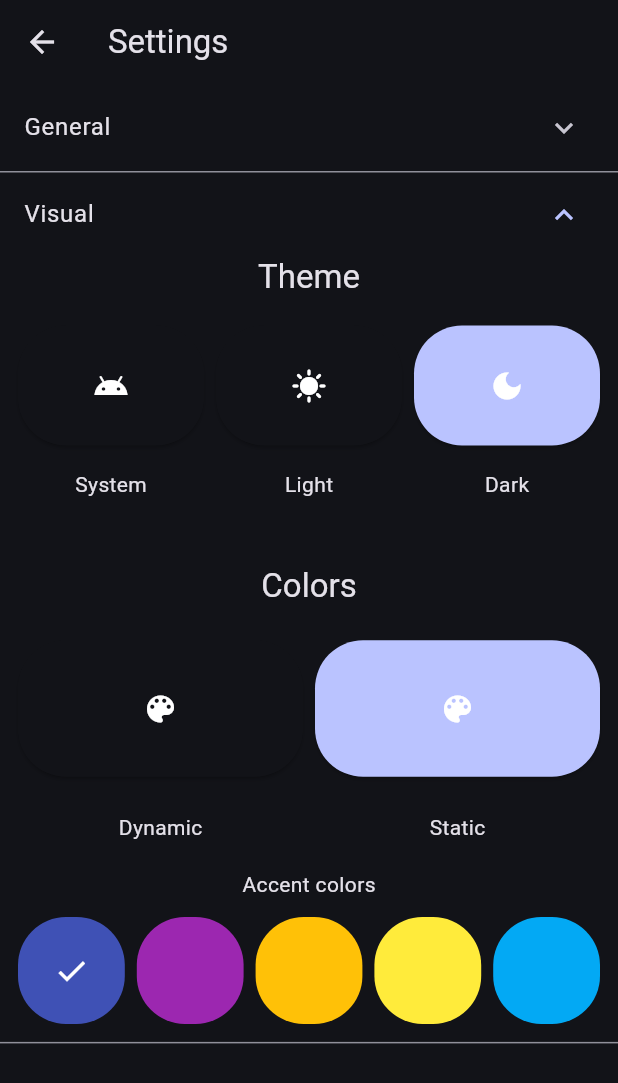
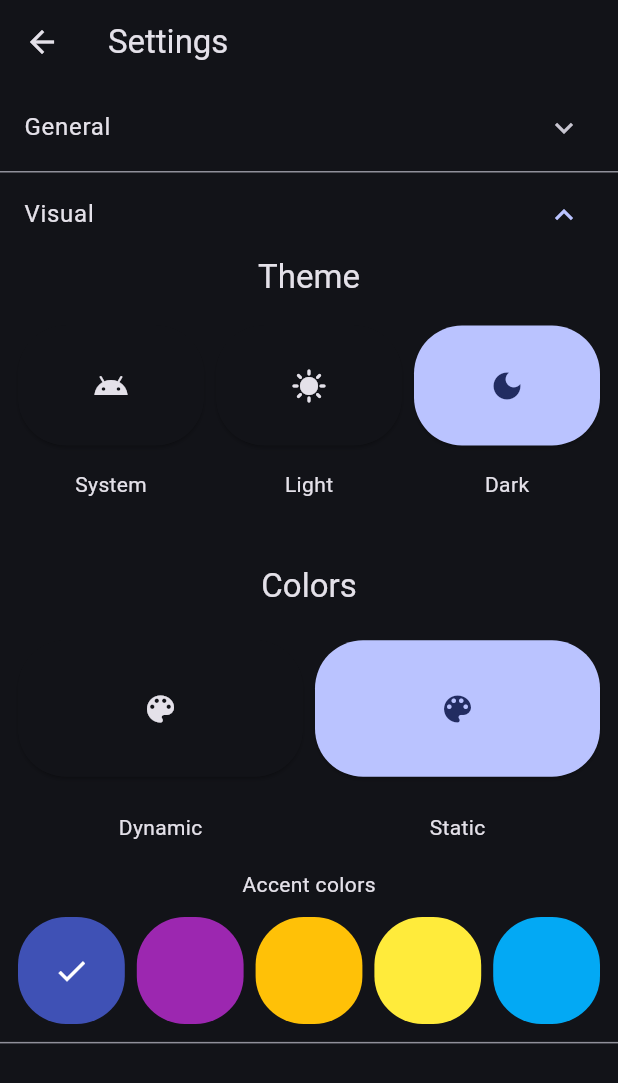
Before and after one commit to azpantic/flutter_mobile_application_template, a Flutter app: the SettingsSubpage screen opened by its route, after a tap on "Visual", on a phone screen of 412 x 824 dp. Shown: the top 1083 px of the screen. Run offline on Flutter 3.47's test engine with Material 2 defaults, Android fonts, the phone set to English and light mode, and no system bars; our stand-ins replace get, go_router, isar; accounts and stored records are empty; generated files the repository leaves out were written again.

Commit message:
fix settings active icons && system dark mode

```diff
--- a/lib/routes.dart
+++ b/lib/routes.dart
@@ -1,5 +1,5 @@
 import 'package:flutter/material.dart';
-import 'package:flutter_mobile_application_template/subpages/settings_subpage.dart';
+import 'package:flutter_mobile_application_template/pages/subpages/settings_subpage.dart';
 
 import 'package:get/get.dart';
 import 'package:go_router/go_router.dart';
--- a/lib/widgets/settings_subpage_widgets/seed_color_toogle.dart
+++ b/lib/widgets/settings_subpage_widgets/seed_color_toogle.dart
@@ -24,6 +24,8 @@ class SeedColorToogle extends GetView<MainController> {
                       AspectRatio(
                         aspectRatio: 2 / 1,
                         child: InkResponse(
+                          // containedInkWell: true,
+                          radius: 0,
                           onTap: () {
                             controller.isStaticColor(false);
                           },
@@ -36,7 +38,12 @@ class SeedColorToogle extends GetView<MainController> {
                                 borderRadius:
                                     BorderRadius.circular(appRoundRadius),
                               ),
-                              child: const Icon(Icons.color_lens),
+                              child: Icon(
+                                Icons.color_lens,
+                                color: !controller.isStaticColor()
+                                    ? context.theme.colorScheme.onPrimary
+                                    : context.theme.colorScheme.onBackground,
+                              ),
                             ),
                           ),
                         ),
@@ -55,6 +62,7 @@ class SeedColorToogle extends GetView<MainController> {
                       AspectRatio(
                         aspectRatio: 2 / 1,
                         child: InkResponse(
+                          radius: 0,
                           onTap: () {
                             controller.isStaticColor(true);
                           },
@@ -67,7 +75,12 @@ class SeedColorToogle extends GetView<MainController> {
                                 borderRadius:
                                     BorderRadius.circular(appRoundRadius),
                               ),
-                              child: Icon(Icons.color_lens),
+                              child: Icon(
+                                Icons.color_lens,
+                                color: controller.isStaticColor()
+                                    ? context.theme.colorScheme.onPrimary
+                                    : context.theme.colorScheme.onBackground,
+                              ),
                             ),
                           ),
                         ),
--- a/lib/widgets/settings_subpage_widgets/theme_toogle.dart
+++ b/lib/widgets/settings_subpage_widgets/theme_toogle.dart
@@ -24,7 +24,7 @@ class ThemeToggle extends GetView<MainController> {
                   aspectRatio: 3 / 2,
                   child: InkResponse(
                     onTap: () {
-                      // controller.isDarkMode(ThemeMode.system.);
+                      controller.isDarkMode(Get.isPlatformDarkMode);
                       controller.isSystemTheme(true);
                     },
                     child: Obx(
@@ -35,7 +35,12 @@ class ThemeToggle extends GetView<MainController> {
                         shape: RoundedRectangleBorder(
                             borderRadius:
                                 BorderRadius.circular(appRoundRadius)),
-                        child: const Icon(Icons.android),
+                        child: Icon(
+                          Icons.android,
+                          color: controller.isSystemTheme()
+                              ? context.theme.colorScheme.onPrimary
+                              : context.theme.colorScheme.onBackground,
+                        ),
                       ),
                     ),
                   ),
@@ -67,7 +72,13 @@ class ThemeToggle extends GetView<MainController> {
                         shape: RoundedRectangleBorder(
                             borderRadius:
                                 BorderRadius.circular(appRoundRadius)),
-                        child: const Icon(Icons.sunny),
+                        child: Icon(
+                          Icons.sunny,
+                          color: !controller.isSystemTheme() &&
+                                  !controller.isDarkMode()
+                              ? context.theme.colorScheme.onPrimary
+                              : context.theme.colorScheme.onBackground,
+                        ),
                       ),
                     ),
                   ),
@@ -99,7 +110,13 @@ class ThemeToggle extends GetView<MainController> {
                         shape: RoundedRectangleBorder(
                             borderRadius:
                                 BorderRadius.circular(appRoundRadius)),
-                        child: const Icon(Icons.dark_mode),
+                        child: Icon(
+                          Icons.dark_mode,
+                          color: !controller.isSystemTheme() &&
+                                  controller.isDarkMode()
+                              ? context.theme.colorScheme.onPrimary
+                              : context.theme.colorScheme.onBackground,
+                        ),
                       ),
                     ),
                   ),
```
Also changed, not shown: lib/pages/subpages/settings_subpage.dart (renamed from lib/subpages/settings_subpage.dart).
